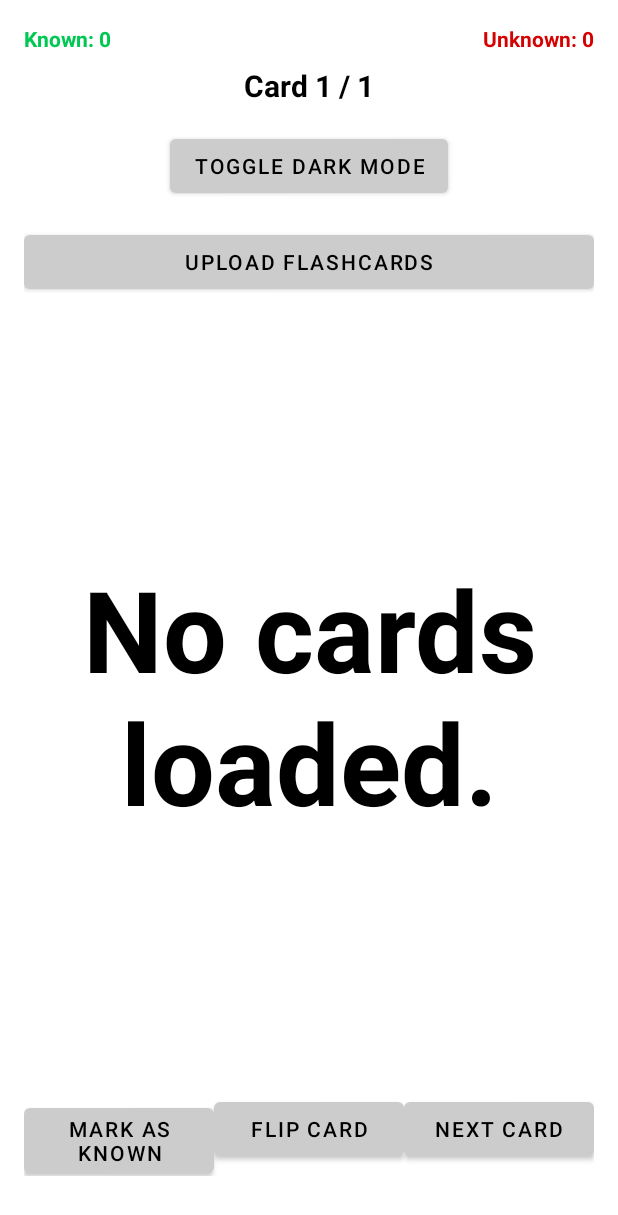
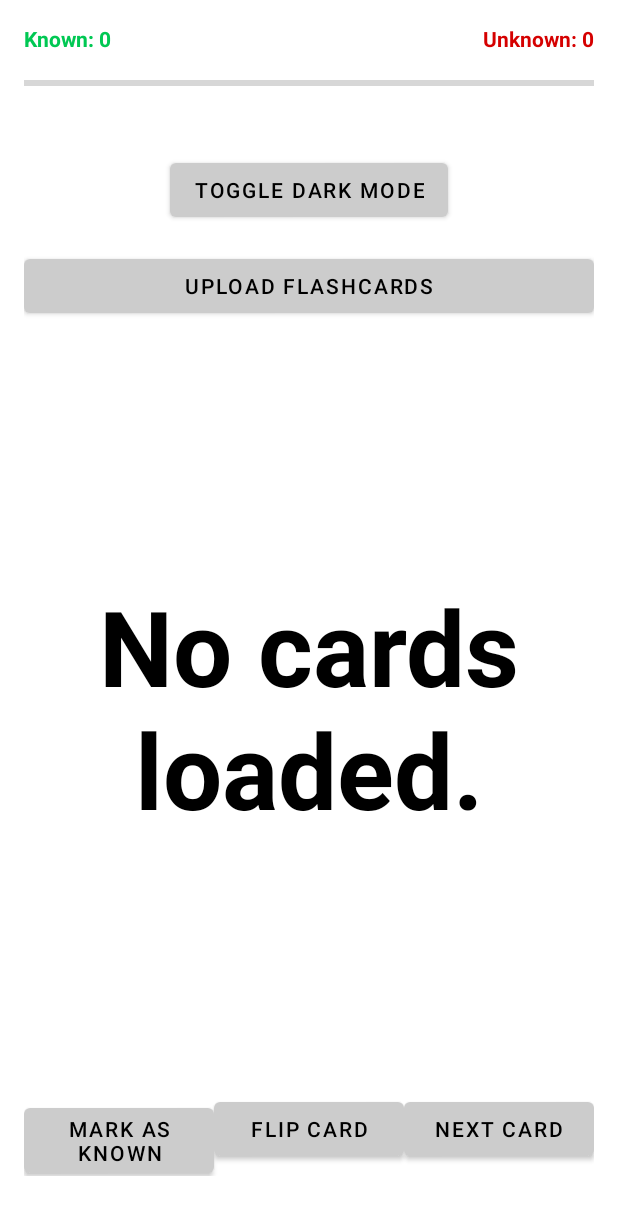
Before and after one commit to AuthenticPeach/OKQuizMe, an Android app built with Jetpack Compose: the screen it shows after launch (MainActivity), on a phone screen of 412 x 824 dp. Shown: the top 1215 px of the screen. Run offline under Robolectric (Android 15) with nearby library versions, the phone set to English and light mode, and no system bars.

Commit message:
Build 2
+ Fix to the skipping-last-card error
+ Added progress bar
+ Decreased the card text size

```diff
--- a/app/src/main/res/layout/activity_main.xml
+++ b/app/src/main/res/layout/activity_main.xml
@@ -7,7 +7,6 @@
     android:padding="16dp"
     android:gravity="center_horizontal">
     <!-- Known / Unknown counts -->
-    <!-- Known / Unknown counts bar -->
     <LinearLayout
         android:layout_width="match_parent"
         android:layout_height="wrap_content"
@@ -35,7 +34,15 @@
             android:textColor="#D50000"
             android:textStyle="bold"/>
     </LinearLayout>
-
+    <ProgressBar
+        android:id="@+id/progressBar"
+        android:layout_width="match_parent"
+        android:layout_height="8dp"
+        android:layout_marginTop="8dp"
+        style="?android:attr/progressBarStyleHorizontal"
+        android:max="100"
+        android:progress="0"
+        android:progressTint="@android:color/holo_blue_light"/>
     <TextView
         android:id="@+id/tvCardTitle"
         android:layout_width="wrap_content"
@@ -65,7 +72,7 @@
         android:layout_height="0dp"
         android:layout_weight="1"
         android:gravity="center"
-        android:textSize="75sp"
+        android:textSize="70sp"
         android:text="@string/flashcard_text"
         android:textStyle="bold"
         android:layout_marginBottom="24dp"
@@ -101,6 +108,14 @@
     </LinearLayout>
 
     <!-- End-of-deck buttons (initially hidden) -->
+    <Spinner
+        android:id="@+id/spinnerDecks"
+        android:layout_width="match_parent"
+        android:layout_height="wrap_content"
+        android:visibility="gone"
+        android:layout_marginTop="16dp"
+        android:backgroundTint="@android:color/darker_gray" />
+
     <Button
         android:id="@+id/btnStudyAgainShuffle"
         android:layout_width="match_parent"
```
Also changed, not shown: app/src/main/java/com/invenkode/okquizme/MainActivity.kt (+91 -29 lines).
